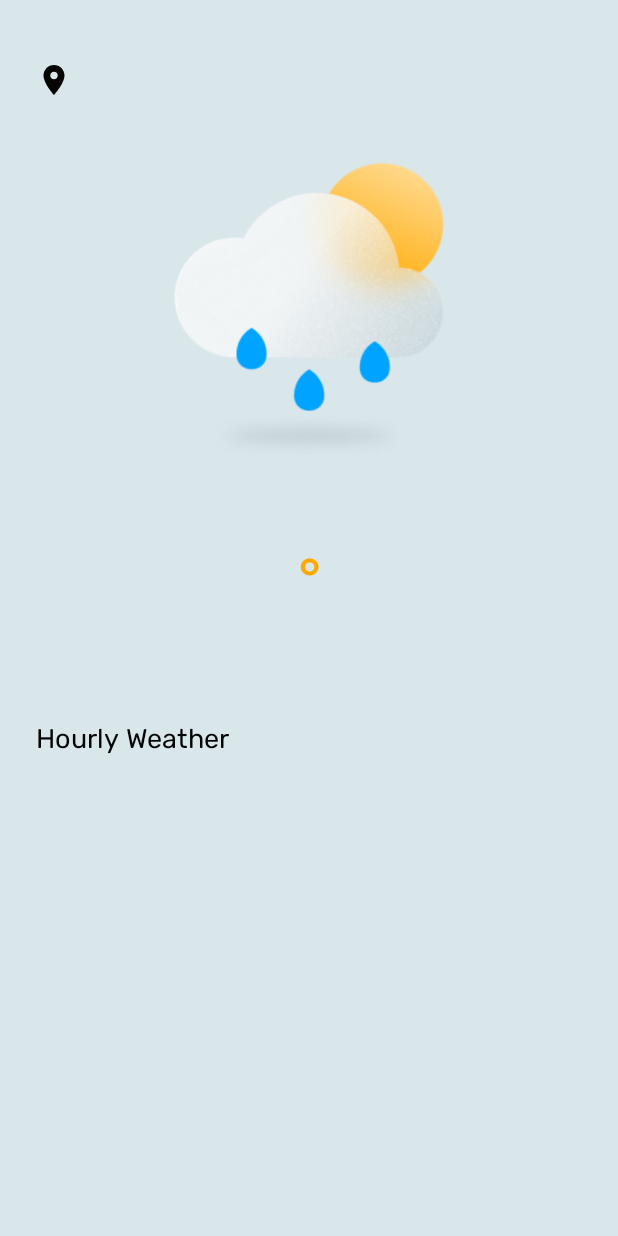
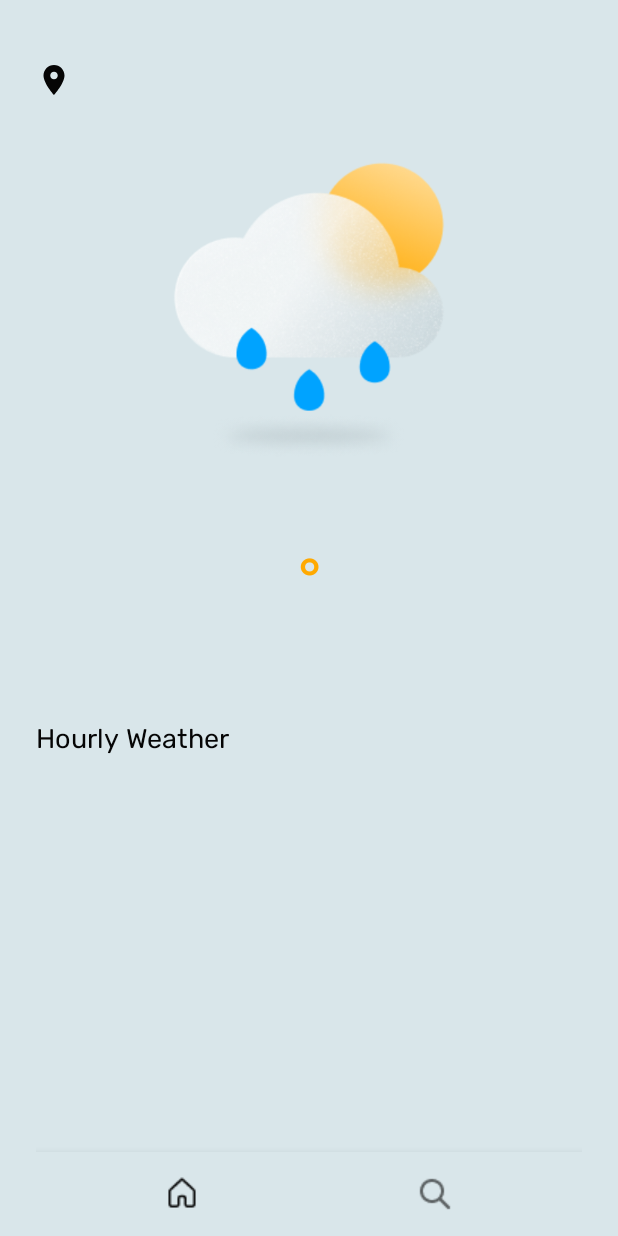
Before and after one commit to severianfw/weather-app, an Android app: the screen it shows after launch (MainActivity), on a phone screen of 412 x 824 dp. Run offline under Robolectric (Android 15) with nearby library versions, the phone set to English and light mode, and no system bars.

Commit message:
style: add color for dark mode & bottom nav

```diff
--- a/app/build.gradle
+++ b/app/build.gradle
@@ -47,8 +47,8 @@ dependencies {
     implementation 'com.squareup.retrofit2:retrofit:2.9.0'
     implementation "com.squareup.retrofit2:converter-gson:2.9.0"
 
-    // Blur
-    implementation 'io.alterac.blurkit:blurkit:1.1.0'
+    // Support Design
+    implementation 'com.android.support:design:30.0.0'
 
     // RecyclerView
     implementation 'androidx.recyclerview:recyclerview:1.2.1'
--- a/app/src/main/java/com/severianfw/weatherapp/ui/HourlyListAdapter.kt
+++ b/app/src/main/java/com/severianfw/weatherapp/ui/HourlyListAdapter.kt
@@ -1,5 +1,6 @@
 package com.severianfw.weatherapp.ui
 
+import android.util.Log
 import android.view.LayoutInflater
 import android.view.ViewGroup
 import androidx.recyclerview.widget.RecyclerView
@@ -20,6 +21,7 @@ class HourlyListAdapter(private val listHourlyItem: List<HourlyItem>) :
             time = time?.substring(11, 16)
             time = time?.replace(':', '.')
 
+            Log.e("TESTING", item.temperatureDetail?.temp?.toInt().toString())
             itemHourForecastBinding.tvHourTemperature.text = item.temperatureDetail?.temp?.toInt().toString()
             itemHourForecastBinding.tvTime.text = time.toString()
 
--- a/app/src/main/java/com/severianfw/weatherapp/ui/MainActivity.kt
+++ b/app/src/main/java/com/severianfw/weatherapp/ui/MainActivity.kt
@@ -1,9 +1,14 @@
 package com.severianfw.weatherapp.ui
 
 import android.annotation.SuppressLint
+import android.content.res.Configuration
 import androidx.appcompat.app.AppCompatActivity
 import android.os.Bundle
+import android.util.Log
+import android.widget.Toast
 import androidx.activity.viewModels
+import androidx.appcompat.R
+import androidx.appcompat.app.AppCompatDelegate
 import androidx.recyclerview.widget.LinearLayoutManager
 import com.google.android.gms.location.*
 import com.severianfw.weatherapp.databinding.ActivityMainBinding
@@ -68,6 +73,17 @@ class MainActivity : AppCompatActivity() {
         })
     }
 
+    override fun onStart() {
+        super.onStart()
+        val nightModeFlags = baseContext.resources.configuration.uiMode
+
+        if (nightModeFlags == Configuration.UI_MODE_NIGHT_YES + 1) {
+            binding.icLocation.setImageResource(com.severianfw.weatherapp.R.drawable.ic_location_white)
+        } else {
+            binding.icLocation.setImageResource(com.severianfw.weatherapp.R.drawable.ic_location_black)
+        }
+    }
+
     @SuppressLint("SimpleDateFormat")
     private fun getDate(unix: Int): String {
         val simpleDateFormat = SimpleDateFormat("dd MMMM yyyy")
--- a/app/src/main/java/com/severianfw/weatherapp/ui/MainViewModel.kt
+++ b/app/src/main/java/com/severianfw/weatherapp/ui/MainViewModel.kt
@@ -29,6 +29,9 @@ class MainViewModel : ViewModel() {
 
     private val _latitude = MutableLiveData<Double>()
     val latitude: LiveData<Double> = _latitude
+
+    private var testLat: Double = 0.1
+    private var testLong: Double = 0.1
 
     private val _cityName = MutableLiveData<String>()
     val cityName: LiveData<String> = _cityName
@@ -109,13 +112,14 @@ class MainViewModel : ViewModel() {
 
         // Get Location
         val fusedLocationProviderClient: FusedLocationProviderClient =
-            LocationServices.getFusedLocationProviderClient(activity.baseContext)
+            LocationServices.getFusedLocationProviderClient(activity)
         val task = fusedLocationProviderClient.lastLocation
 
         task.addOnSuccessListener {
             if (it != null) {
                 Toast.makeText(activity, "${it.longitude} ${it.latitude}", Toast.LENGTH_SHORT)
                     .show()
+                Log.e("TESTING", "${it.longitude} ${it.latitude}")
                 _latitude.value = it.latitude
                 _longitude.value = it.longitude
 
@@ -130,16 +134,25 @@ class MainViewModel : ViewModel() {
 
     private fun getCityName(activity: Activity, latitude: Double, longitude: Double) {
         val geocoder = Geocoder(activity, Locale.getDefault())
-        val address = geocoder.getFromLocation(latitude, longitude, 1)
 
-        _cityName.value = address[0].locality
+        try {
+            val address = geocoder.getFromLocation(latitude, longitude, 1)
+            _cityName.value = address[0].locality
+        } catch (e: Exception) {
+            Toast.makeText(activity, "$e", Toast.LENGTH_SHORT).show()
+        }
+
     }
 
     private fun getCountryName(activity: Activity, latitude: Double, longitude: Double) {
         val geocoder = Geocoder(activity, Locale.getDefault())
-        val address = geocoder.getFromLocation(latitude, longitude, 1)
 
-        _countryName.value = address[0].countryName
+        try {
+            val address = geocoder.getFromLocation(latitude, longitude, 1)
+            _countryName.value = address[0].countryName
+        } catch (e: Exception) {
+            Toast.makeText(activity, "$e", Toast.LENGTH_SHORT).show()
+        }
     }
 
 }
--- /dev/null
+++ b/app/src/main/res/drawable/bottom_nav_icon_color.xml
@@ -0,0 +1,6 @@
+<?xml version="1.0" encoding="utf-8"?>
+<selector xmlns:android="http://schemas.android.com/apk/res/android">
+    <item android:color="@android:color/white" android:state_checked="true" />
+
+    <item android:color="@android:color/white" android:state_enabled="true" android:state_pressed="true" />
+</selector>
--- /dev/null
+++ b/app/src/main/res/drawable/ic_location_white.xml
@@ -0,0 +1,5 @@
+<vector android:height="24dp" android:tint="#FFFFFF"
+    android:viewportHeight="24" android:viewportWidth="24"
+    android:width="24dp" xmlns:android="http://schemas.android.com/apk/res/android">
+    <path android:fillColor="@android:color/white" android:pathData="M12,2C8.13,2 5,5.13 5,9c0,5.25 7,13 7,13s7,-7.75 7,-13c0,-3.87 -3.13,-7 -7,-7zM12,11.5c-1.38,0 -2.5,-1.12 -2.5,-2.5s1.12,-2.5 2.5,-2.5 2.5,1.12 2.5,2.5 -1.12,2.5 -2.5,2.5z"/>
+</vector>
--- a/app/src/main/res/layout/activity_main.xml
+++ b/app/src/main/res/layout/activity_main.xml
@@ -5,7 +5,7 @@
     android:layout_width="match_parent"
     android:layout_height="match_parent"
     android:paddingHorizontal="24dp"
-    android:paddingVertical="16dp"
+    android:paddingTop="16dp"
     tools:context=".ui.MainActivity">
 
     <TextView
@@ -21,7 +21,7 @@
         android:layout_width="24dp"
         android:layout_height="24dp"
         android:layout_marginTop="8dp"
-        android:src="@drawable/ic_loaction_black"
+        android:src="@drawable/ic_location_black"
         app:layout_constraintStart_toStartOf="@+id/tv_date"
         app:layout_constraintTop_toBottomOf="@+id/tv_date" />
 
@@ -40,10 +40,17 @@
         android:id="@+id/tv_location_country"
         android:layout_width="wrap_content"
         android:layout_height="wrap_content"
-        android:layout_marginTop="5dp"
         app:layout_constraintBottom_toBottomOf="@+id/ic_location"
         app:layout_constraintStart_toEndOf="@+id/tv_location_city"
         tools:text="Indonesia" />
+
+    <!--    <androidx.appcompat.widget.SwitchCompat-->
+    <!--        android:id="@+id/switchCompat"-->
+    <!--        android:layout_width="wrap_content"-->
+    <!--        android:layout_height="wrap_content"-->
+    <!--        android:thumb="@drawable/ic_dark_mode"-->
+    <!--        app:layout_constraintEnd_toEndOf="parent"-->
+    <!--        app:layout_constraintTop_toTopOf="parent" />-->
 
     <ImageView
         android:id="@+id/ic_main_weather"
@@ -122,5 +129,15 @@
         app:layout_constraintTop_toBottomOf="@+id/tv_today"
         tools:listitem="@layout/item_hour_forecast" />
 
+    <com.google.android.material.bottomnavigation.BottomNavigationView
+        android:layout_width="match_parent"
+        android:layout_height="wrap_content"
+        style="@style/Widget.MaterialComponents.BottomNavigationView.PrimarySurface"
+        app:labelVisibilityMode="unlabeled"
+        app:layout_constraintBottom_toBottomOf="parent"
+        app:layout_constraintEnd_toEndOf="parent"
+        app:layout_constraintStart_toStartOf="parent"
+        app:menu="@menu/item_menu" />
+
 
 </androidx.constraintlayout.widget.ConstraintLayout>
--- /dev/null
+++ b/app/src/main/res/menu/item_menu.xml
@@ -0,0 +1,13 @@
+<?xml version="1.0" encoding="utf-8"?>
+<menu xmlns:android="http://schemas.android.com/apk/res/android">
+    <item
+        android:id="@+id/nav_home"
+        android:icon="@drawable/ic_home"
+        android:title="Home" />
+
+    <item
+        android:id="@+id/nav_search"
+        android:icon="@drawable/ic_search"
+        android:title="Search"/>
+
+</menu>
--- a/app/src/main/res/values-night/themes.xml
+++ b/app/src/main/res/values-night/themes.xml
@@ -2,9 +2,11 @@
     <!-- Base application theme. -->
     <style name="Theme.WeatherApp" parent="Theme.MaterialComponents.DayNight.DarkActionBar">
         <!-- Primary brand color. -->
-        <item name="colorPrimary">@color/purple_200</item>
-        <item name="colorPrimaryVariant">@color/purple_700</item>
+        <item name="colorPrimary">@color/gray_600</item>
+        <item name="colorPrimaryVariant">@color/gray_800</item>
         <item name="colorOnPrimary">@color/black</item>
+        <item name="colorSurface">@color/black</item>
+        <item name="colorOnSurface">@color/gray_600</item>
         <!-- Secondary brand color. -->
         <item name="colorSecondary">@color/teal_200</item>
         <item name="colorSecondaryVariant">@color/teal_200</item>
@@ -12,5 +14,7 @@
         <!-- Status bar color. -->
         <item name="android:statusBarColor" tools:targetApi="l">?attr/colorPrimaryVariant</item>
         <!-- Customize your theme here. -->
+        <item name="fontFamily">@font/rubik_regular</item>
+        <item name="android:textColor">@color/white</item>
     </style>
 </resources>
--- a/app/src/main/res/values/colors.xml
+++ b/app/src/main/res/values/colors.xml
@@ -1,10 +1,11 @@
 <?xml version="1.0" encoding="utf-8"?>
 <resources>
-    <color name="purple_200">#FFBB86FC</color>
+    <color name="gray_600">#757575</color>
     <color name="purple_500">#FF6200EE</color>
-    <color name="purple_700">#FF3700B3</color>
+    <color name="gray_800">#424242</color>
     <color name="alice_blue_200">#D9E6EA</color>
     <color name="alice_blue_100">#E5EEF0</color>
+    <color name="alice_blue_400">#b3bcbe</color>
     <color name="teal_200">#FF03DAC5</color>
     <color name="teal_700">#FF018786</color>
     <color name="black">#050505</color>
--- a/app/src/main/res/values/themes.xml
+++ b/app/src/main/res/values/themes.xml
@@ -4,13 +4,14 @@
         <!-- Primary brand color. -->
         <item name="colorPrimary">@color/alice_blue_200</item>
         <item name="colorPrimaryVariant">@color/alice_blue_100</item>
-        <item name="colorOnPrimary">@color/alice_blue_200</item>
+        <item name="colorOnPrimary">@color/black</item>
         <!-- Secondary brand color. -->
         <item name="colorSecondary">@color/teal_200</item>
         <item name="colorSecondaryVariant">@color/teal_700</item>
         <item name="colorOnSecondary">@color/black</item>
         <!-- Status bar color. -->
         <item name="android:statusBarColor" tools:targetApi="l">?attr/colorPrimaryVariant</item>
+        <item name="android:windowLightStatusBar">true</item>
         <!-- Customize your theme here. -->
         <item name="fontFamily">@font/rubik_regular</item>
         <item name="android:textColor">@color/black</item>
--- a/build.gradle
+++ b/build.gradle
@@ -5,7 +5,7 @@ buildscript {
         mavenCentral()
     }
     dependencies {
-        classpath "com.android.tools.build:gradle:7.0.2"
+        classpath 'com.android.tools.build:gradle:7.0.3'
         classpath "org.jetbrains.kotlin:kotlin-gradle-plugin:1.5.31"
 
         // NOTE: Do not place your application dependencies here; they belong
```
Also changed, not shown: app/src/main/res/layout/item_hour_forecast.xml (+3 -7 lines), app/src/main/res/drawable-v24/ic_dark_mode.png (added), app/src/main/res/drawable/ic_home.png (added), app/src/main/res/drawable/ic_location_black.xml (renamed from app/src/main/res/drawable/ic_loaction_black.xml), app/src/main/res/drawable/ic_search.png (added).
